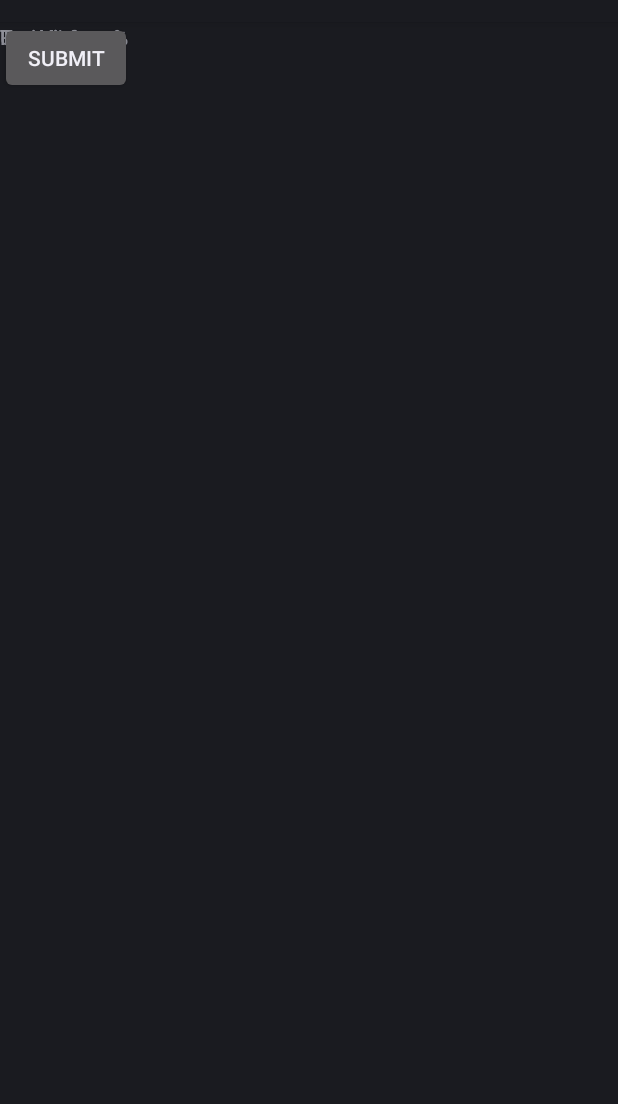
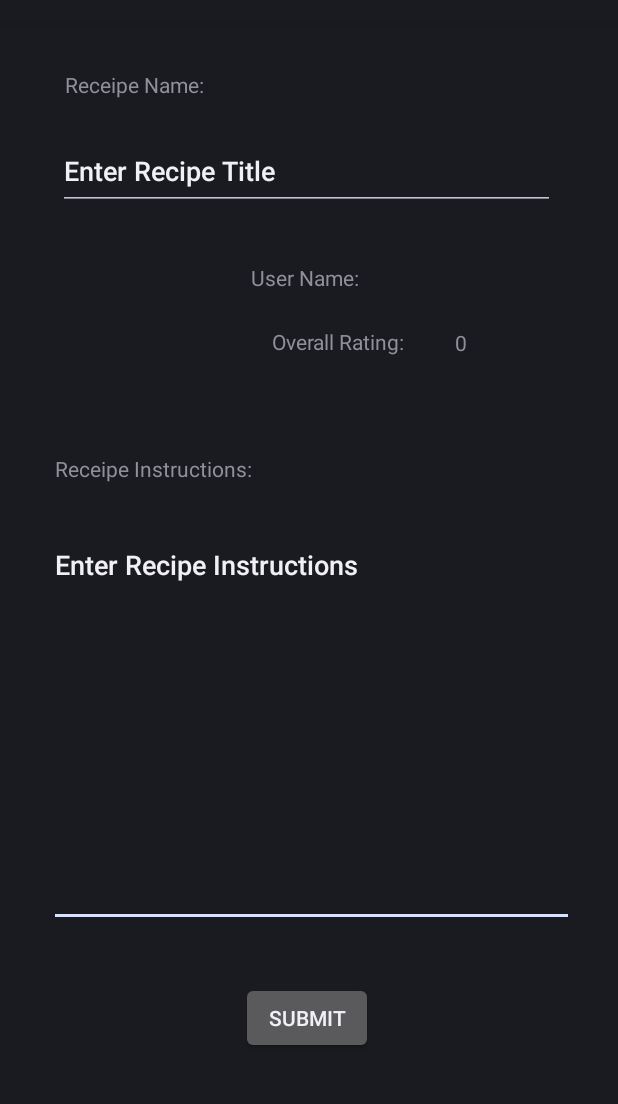
Before and after one commit to Chadderz/FoodApp, an Android app: the layout activity_create_post.xml on its own in the app's theme, with its tools: preview values and no code run, on a phone screen of 412 x 824 dp, the part 62-1166 px from its top. Run offline under Robolectric (Android 15) with nearby library versions, the phone set to English and light mode, and no system bars.

Commit message:
Created Create Post Menu.
NEEDS FIXING:
-Posting Recipe onto Database.

```diff
--- a/app/src/main/res/layout/activity_create_post.xml
+++ b/app/src/main/res/layout/activity_create_post.xml
@@ -7,74 +7,126 @@
     tools:context=".CreatePost">
 
     <TextView
-        android:id="@+id/textView6"
-        android:layout_width="109dp"
-        android:layout_height="26dp"
-        android:text="Rating: %"
-        tools:layout_editor_absoluteX="43dp"
-        tools:layout_editor_absoluteY="387dp" />
+        android:id="@+id/textRating"
+        android:layout_width="wrap_content"
+        android:layout_height="wrap_content"
+        android:layout_marginStart="20dp"
+        android:layout_marginTop="5dp"
+        android:layout_marginBottom="52dp"
+        android:text="Overall Rating:"
+        app:layout_constraintBottom_toTopOf="@+id/txtTitle2"
+        app:layout_constraintEnd_toStartOf="@+id/txtOverallRating"
+        app:layout_constraintStart_toEndOf="@+id/imageView2"
+        app:layout_constraintTop_toBottomOf="@+id/txtUserNameText"
+        app:layout_constraintVertical_bias="0.466" />
 
     <TextView
-        android:id="@+id/textView8"
-        android:layout_width="109dp"
-        android:layout_height="26dp"
-        android:text="Rating: %"
-        tools:layout_editor_absoluteX="43dp"
-        tools:layout_editor_absoluteY="429dp" />
+        android:id="@+id/txtUserNameText"
+        android:layout_width="168dp"
+        android:layout_height="25dp"
+        android:layout_marginStart="19dp"
+        android:layout_marginTop="148dp"
+        android:layout_marginEnd="87dp"
+        android:text="User Name:"
+        app:layout_constraintBottom_toTopOf="@+id/txtOverallRating"
+        app:layout_constraintEnd_toEndOf="parent"
+        app:layout_constraintStart_toEndOf="@+id/imageView2"
+        app:layout_constraintTop_toTopOf="parent" />
 
-    <TextView
-        android:id="@+id/txtName"
-        android:layout_width="wrap_content"
-        android:layout_height="wrap_content"
-        android:text="User Name: %"
-        tools:layout_editor_absoluteX="226dp"
-        tools:layout_editor_absoluteY="163dp" />
+    <EditText
+        android:id="@+id/txtInstructions"
+        android:layout_width="350dp"
+        android:layout_height="264dp"
+        android:layout_marginStart="38dp"
+        android:layout_marginTop="10dp"
+        android:layout_marginEnd="35dp"
+        android:layout_marginBottom="11dp"
+        android:gravity="top|left"
+        android:ems="10"
+        android:inputType="textPersonName"
+        android:text="Enter Recipe Instructions"
+        app:layout_constraintBottom_toTopOf="@+id/btnSubmit"
+        app:layout_constraintEnd_toEndOf="parent"
+        app:layout_constraintStart_toStartOf="parent"
+        app:layout_constraintTop_toBottomOf="@+id/txtTitle2" />
 
     <ImageView
         android:id="@+id/imageView2"
-        android:layout_width="124dp"
-        android:layout_height="131dp"
-        app:srcCompat="@drawable/com_facebook_profile_picture_blank_square"
-        tools:layout_editor_absoluteX="43dp"
-        tools:layout_editor_absoluteY="97dp" />
+        android:layout_width="95dp"
+        android:layout_height="75dp"
+        android:layout_marginStart="43dp"
+        android:layout_marginTop="36dp"
+        android:layout_marginEnd="19dp"
+        android:layout_marginBottom="20dp"
+        app:layout_constraintBottom_toTopOf="@+id/txtTitle2"
+        app:layout_constraintEnd_toStartOf="@+id/txtUserNameText"
+        app:layout_constraintStart_toStartOf="parent"
+        app:layout_constraintTop_toBottomOf="@+id/txtRecipeTitle"
+        app:srcCompat="@drawable/com_facebook_profile_picture_blank_square" />
 
     <TextView
-        android:id="@+id/textView3"
-        android:layout_width="109dp"
-        android:layout_height="26dp"
-        android:text="Instructions:"
-        tools:layout_editor_absoluteX="43dp"
-        tools:layout_editor_absoluteY="267dp" />
-
-    <TextView
-        android:id="@+id/txtInstructions"
-        android:layout_width="306dp"
-        android:layout_height="94dp"
-        android:text="TextView"
-        tools:layout_editor_absoluteX="43dp"
-        tools:layout_editor_absoluteY="293dp" />
+        android:id="@+id/txtOverallRating"
+        android:layout_width="wrap_content"
+        android:layout_height="wrap_content"
+        android:layout_marginTop="5dp"
+        android:layout_marginEnd="68dp"
+        android:layout_marginBottom="52dp"
+        android:text="0"
+        app:layout_constraintBottom_toTopOf="@+id/txtTitle2"
+        app:layout_constraintEnd_toEndOf="parent"
+        app:layout_constraintStart_toEndOf="@+id/textRating"
+        app:layout_constraintTop_toBottomOf="@+id/txtUserNameText" />
 
     <TextView
         android:id="@+id/txtTitle"
-        android:layout_width="308dp"
-        android:layout_height="56dp"
-        android:text="TextView"
-        tools:layout_editor_absoluteX="43dp"
-        tools:layout_editor_absoluteY="26dp" />
+        android:layout_width="168dp"
+        android:layout_height="25dp"
+        android:layout_marginStart="43dp"
+        android:layout_marginTop="32dp"
+        android:text="Receipe Name:"
+        app:layout_constraintStart_toStartOf="parent"
+        app:layout_constraintTop_toTopOf="parent" />
 
     <TextView
-        android:id="@+id/textView5"
-        android:layout_width="306dp"
-        android:layout_height="94dp"
-        android:text="TextView"
-        tools:layout_editor_absoluteX="43dp"
-        tools:layout_editor_absoluteY="479dp" />
+        android:id="@+id/txtTitle2"
+        android:layout_width="168dp"
+        android:layout_height="25dp"
+        android:layout_marginStart="36dp"
+        android:layout_marginEnd="207dp"
+        android:text="Receipe Instructions:"
+        app:layout_constraintBottom_toTopOf="@+id/txtInstructions"
+        app:layout_constraintEnd_toEndOf="parent"
+        app:layout_constraintStart_toStartOf="parent"
+        app:layout_constraintTop_toBottomOf="@+id/imageView2" />
 
     <Button
-        android:id="@+id/btnRefresh"
+        android:id="@+id/btnSubmit"
         android:layout_width="wrap_content"
         android:layout_height="wrap_content"
+        android:layout_marginStart="159dp"
+        android:layout_marginTop="10dp"
+        android:layout_marginEnd="163dp"
+        android:layout_marginBottom="64dp"
         android:text="Submit"
-        tools:layout_editor_absoluteX="159dp"
-        tools:layout_editor_absoluteY="606dp" />
+        app:layout_constraintBottom_toBottomOf="parent"
+        app:layout_constraintEnd_toEndOf="parent"
+        app:layout_constraintHorizontal_bias="1.0"
+        app:layout_constraintStart_toStartOf="parent"
+        app:layout_constraintTop_toBottomOf="@+id/txtInstructions" />
+
+    <EditText
+        android:id="@+id/txtRecipeTitle"
+        android:layout_width="331dp"
+        android:layout_height="52dp"
+        android:layout_marginStart="38dp"
+        android:layout_marginTop="10dp"
+        android:layout_marginEnd="42dp"
+        android:layout_marginBottom="29dp"
+        android:ems="10"
+        android:inputType="textPersonName"
+        android:text="Enter Recipe Title"
+        app:layout_constraintBottom_toTopOf="@+id/txtUserNameText"
+        app:layout_constraintEnd_toEndOf="parent"
+        app:layout_constraintStart_toStartOf="parent"
+        app:layout_constraintTop_toBottomOf="@+id/txtTitle" />
 </androidx.constraintlayout.widget.ConstraintLayout>
--- a/app/src/main/res/layout/activity_food_feed.xml
+++ b/app/src/main/res/layout/activity_food_feed.xml
@@ -20,4 +20,10 @@
         android:clickable="false"
         app:layout_anchor="@+id/bottomAppBar"
         app:layout_anchorGravity="center" />
+
+    <Button
+        android:id="@+id/btnLogOut"
+        android:layout_width="wrap_content"
+        android:layout_height="wrap_content"
+        android:text="Log Out" />
 </androidx.coordinatorlayout.widget.CoordinatorLayout>
```
Also changed, not shown: app/src/main/java/com/example/foodapp/CreatePost.java (+75 -7 lines), app/src/main/java/com/example/foodapp/FoodFeed.java (+43 -0 lines), app/src/main/java/com/example/foodapp/MainActivity.java (+5 -3 lines), app/src/main/java/com/example/foodapp/PostHelper.java (added, +39 -0 lines).
